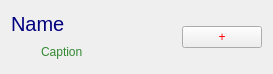
First picture: the form in itemview.ui, repository luizotaviogerhardt/ata_petv2, before the edit.
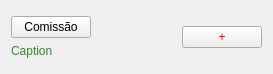
Second picture: the form after the edit.

Diff of the .ui file:
```diff
--- a/itemview.ui
+++ b/itemview.ui
@@ -19,74 +19,16 @@
      <item>
       <layout class="QVBoxLayout" name="verticalLayout">
        <item>
-        <widget class="QLabel" name="label">
-         <property name="palette">
-          <palette>
-           <active>
-            <colorrole role="WindowText">
-             <brush brushstyle="SolidPattern">
-              <color alpha="255">
-               <red>0</red>
-               <green>0</green>
-               <blue>127</blue>
-              </color>
-             </brush>
-            </colorrole>
-           </active>
-           <inactive>
-            <colorrole role="WindowText">
-             <brush brushstyle="SolidPattern">
-              <color alpha="255">
-               <red>0</red>
-               <green>0</green>
-               <blue>127</blue>
-              </color>
-             </brush>
-            </colorrole>
-           </inactive>
-           <disabled>
-            <colorrole role="WindowText">
-             <brush brushstyle="SolidPattern">
-              <color alpha="255">
-               <red>120</red>
-               <green>120</green>
-               <blue>120</blue>
-              </color>
-             </brush>
-            </colorrole>
-           </disabled>
-          </palette>
-         </property>
-         <property name="font">
-          <font>
-           <pointsize>15</pointsize>
-          </font>
-         </property>
+        <widget class="QPushButton" name="nome">
          <property name="text">
-          <string>Name</string>
+          <string>Comissão</string>
          </property>
         </widget>
        </item>
        <item>
         <layout class="QHBoxLayout" name="horizontalLayout">
          <item>
-          <spacer name="horizontalSpacer">
-           <property name="orientation">
-            <enum>Qt::Horizontal</enum>
-           </property>
-           <property name="sizeType">
-            <enum>QSizePolicy::Fixed</enum>
-           </property>
-           <property name="sizeHint" stdset="0">
-            <size>
-             <width>30</width>
-             <height>20</height>
-            </size>
-           </property>
-          </spacer>
-         </item>
-         <item>
-          <widget class="QLabel" name="label_2">
+          <widget class="QLabel" name="descricao">
            <property name="palette">
             <palette>
              <active>
@@ -129,23 +71,23 @@
            </property>
           </widget>
          </item>
-         <item>
-          <spacer name="horizontalSpacer_2">
-           <property name="orientation">
-            <enum>Qt::Horizontal</enum>
-           </property>
-           <property name="sizeHint" stdset="0">
-            <size>
-             <width>40</width>
-             <height>20</height>
-            </size>
-           </property>
-          </spacer>
-         </item>
         </layout>
        </item>
       </layout>
      </item>
+     <item>
+      <spacer name="horizontalSpacer_2">
+       <property name="orientation">
+        <enum>Qt::Horizontal</enum>
+       </property>
+       <property name="sizeHint" stdset="0">
+        <size>
+         <width>40</width>
+         <height>20</height>
+        </size>
+       </property>
+      </spacer>
+     </item>
      <item>
       <widget class="QPushButton" name="pushButton">
        <property name="styleSheet">
```
